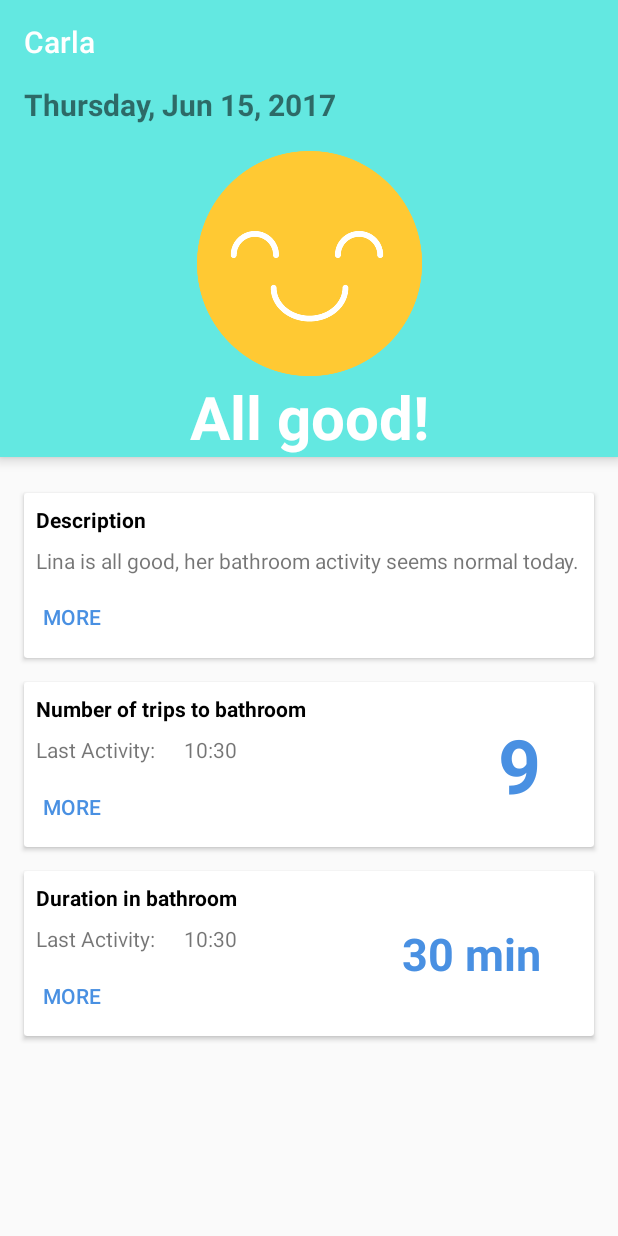
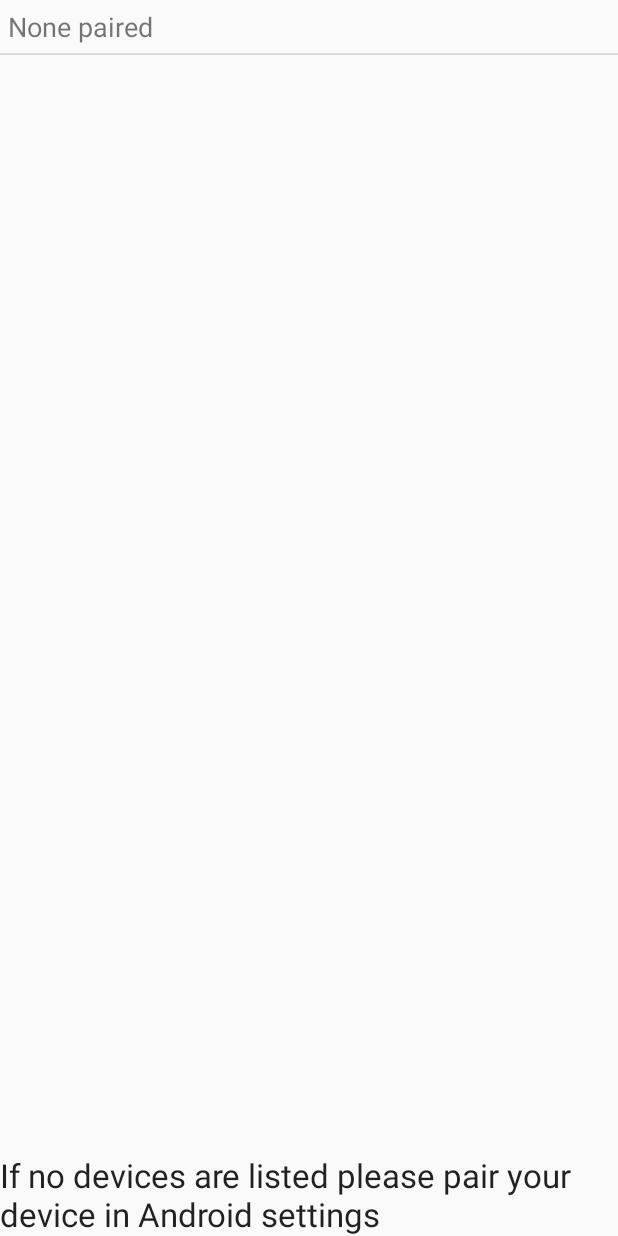
Before and after one commit to bowenchin/Carla, an Android app: the screen it shows after launch (MainActivity before the commit, DeviceListActivity after it), on a phone screen of 412 x 824 dp. Run offline under Robolectric (Android 15) with nearby library versions, the phone set to English and light mode, and no system bars.

Commit message:
Added bluetooth device list activity
And various fixes

```diff
--- /dev/null
+++ b/app/src/main/java/com/carla/carla/DeviceListActivity.java
@@ -0,0 +1,115 @@
+package com.carla.carla;
+
+import android.app.Activity;
+import android.bluetooth.BluetoothAdapter;
+import android.bluetooth.BluetoothDevice;
+import android.content.Intent;
+import android.os.Bundle;
+import android.util.Log;
+import android.view.View;
+import android.widget.AdapterView;
+import android.widget.ArrayAdapter;
+import android.widget.Button;
+import android.widget.ListView;
+import android.widget.TextView;
+import android.widget.Toast;
+
+import java.util.Set;
+
+/**
+ * Created by chinb on 6/15/2017.
+ */
+
+public class DeviceListActivity extends Activity {
+    // Debugging for LOGCAT
+    private static final String TAG = "DeviceListActivity";
+    private static final boolean D = true;
+
+
+    // declare button for launching website and textview for connection status
+    Button tlbutton;
+    TextView textView1;
+
+    // EXTRA string to send on to mainactivity
+    public static String EXTRA_DEVICE_ADDRESS = "device_address";
+
+    // Member fields
+    private BluetoothAdapter mBtAdapter;
+    private ArrayAdapter<String> mPairedDevicesArrayAdapter;
+
+    @Override
+    protected void onCreate(Bundle savedInstanceState) {
+        super.onCreate(savedInstanceState);
+        setContentView(R.layout.device_list);
+    }
+
+    @Override
+    public void onResume()
+    {
+        super.onResume();
+        //***************
+        checkBTState();
+
+        textView1 = (TextView) findViewById(R.id.connecting);
+        textView1.setTextSize(40);
+        textView1.setText(" ");
+
+        // Initialize array adapter for paired devices
+        mPairedDevicesArrayAdapter = new ArrayAdapter<String>(this, R.layout.device_name);
+
+        // Find and set up the ListView for paired devices
+        ListView pairedListView = (ListView) findViewById(R.id.paired_devices);
+        pairedListView.setAdapter(mPairedDevicesArrayAdapter);
+        pairedListView.setOnItemClickListener(mDeviceClickListener);
+
+        // Get the local Bluetooth adapter
+        mBtAdapter = BluetoothAdapter.getDefaultAdapter();
+
+        // Get a set of currently paired devices and append to 'pairedDevices'
+        Set<BluetoothDevice> pairedDevices = mBtAdapter.getBondedDevices();
+
+        // Add previosuly paired devices to the array
+        if (pairedDevices.size() > 0) {
+            findViewById(R.id.title_paired_devices).setVisibility(View.VISIBLE);//make title viewable
+            for (BluetoothDevice device : pairedDevices) {
+                mPairedDevicesArrayAdapter.add(device.getName() + "\n" + device.getAddress());
+            }
+        } else {
+            String noDevices = "None paired";
+            mPairedDevicesArrayAdapter.add(noDevices);
+        }
+    }
+
+    // Set up on-click listener for the list (nicked this - unsure)
+    private AdapterView.OnItemClickListener mDeviceClickListener = new AdapterView.OnItemClickListener() {
+        public void onItemClick(AdapterView<?> av, View v, int arg2, long arg3) {
+
+            textView1.setText("Connecting...");
+            // Get the device MAC address, which is the last 17 chars in the View
+            String info = ((TextView) v).getText().toString();
+            String address = info.substring(info.length() - 17);
+
+            // Make an intent to start next activity while taking an extra which is the MAC address.
+            Intent i = new Intent(DeviceListActivity.this, MainActivity.class);
+            i.putExtra(EXTRA_DEVICE_ADDRESS, address);
+            startActivity(i);
+        }
+    };
+
+    private void checkBTState() {
+        // Check device has Bluetooth and that it is turned on
+        mBtAdapter=BluetoothAdapter.getDefaultAdapter(); // CHECK THIS OUT THAT IT WORKS!!!
+        if(mBtAdapter==null) {
+            Toast.makeText(getBaseContext(), "Device does not support Bluetooth", Toast.LENGTH_SHORT).show();
+        } else {
+            if (mBtAdapter.isEnabled()) {
+                Log.d(TAG, "...Bluetooth ON...");
+            } else {
+                //Prompt user to turn on Bluetooth
+                Intent enableBtIntent = new Intent(BluetoothAdapter.ACTION_REQUEST_ENABLE);
+                startActivityForResult(enableBtIntent, 1);
+
+            }
+        }
+    }
+}
--- a/app/src/main/res/layout/activity_main.xml
+++ b/app/src/main/res/layout/activity_main.xml
@@ -160,7 +160,7 @@
                             android:layout_height="wrap_content"
                             android:paddingEnd="8dp"
                             android:paddingStart="8dp"
-                            android:text="9"
+                            android:text="0"
                             android:textStyle="bold"
                             android:textSize="50sp"
                             android:textColor="@color/colorAccent"
@@ -243,7 +243,7 @@
                             android:layout_height="wrap_content"
                             android:paddingEnd="8dp"
                             android:paddingStart="8dp"
-                            android:text="30 min"
+                            android:text="10 min"
                             android:textStyle="bold"
                             android:textSize="30sp"
                             android:textColor="@color/colorAccent"
--- /dev/null
+++ b/app/src/main/res/layout/device_list.xml
@@ -0,0 +1,44 @@
+<?xml version="1.0" encoding="utf-8"?>
+<LinearLayout xmlns:android="http://schemas.android.com/apk/res/android"
+    android:orientation="vertical"
+    android:layout_width="match_parent"
+    android:layout_height="match_parent"
+    >
+    <TextView android:id="@+id/title_paired_devices"
+        android:layout_width="match_parent"
+        android:layout_height="wrap_content"
+        android:textAppearance="?android:attr/textAppearanceLarge"
+        android:text="Select btSerial device from paired devices:"
+        android:visibility="gone"
+        android:background="#666"
+        android:textColor="#fff"
+        android:paddingLeft="5dp"
+        />
+    <ListView android:id="@+id/paired_devices"
+        android:layout_width="match_parent"
+        android:layout_height="wrap_content"
+        android:stackFromBottom="false"
+        android:layout_weight="1"
+        />
+
+    <TextView
+        android:id="@+id/connecting"
+        android:layout_width="wrap_content"
+        android:layout_height="wrap_content"
+        android:textAppearance="?android:attr/textAppearanceLarge" />
+
+    <TextView
+        android:id="@+id/infoText"
+        android:layout_width="wrap_content"
+        android:layout_height="wrap_content"
+        android:text="If no devices are listed please pair your device in Android settings"
+        android:textAppearance="?android:attr/textAppearanceLarge" />
+
+    <LinearLayout
+        android:layout_width="match_parent"
+        android:layout_height="wrap_content"
+        android:gravity="center">
+
+    </LinearLayout>
+
+</LinearLayout>
--- /dev/null
+++ b/app/src/main/res/layout/device_name.xml
@@ -0,0 +1,8 @@
+<?xml version="1.0" encoding="utf-8"?>
+<TextView xmlns:android="http://schemas.android.com/apk/res/android"
+    android:layout_width="match_parent"
+    android:layout_height="wrap_content"
+    android:textSize="18sp"
+    android:padding="5dp">
+
+</TextView>
```
Also changed, not shown: app/src/main/AndroidManifest.xml (+14 -0 lines), app/src/main/java/com/carla/carla/MainActivity.java (+138 -2 lines).
